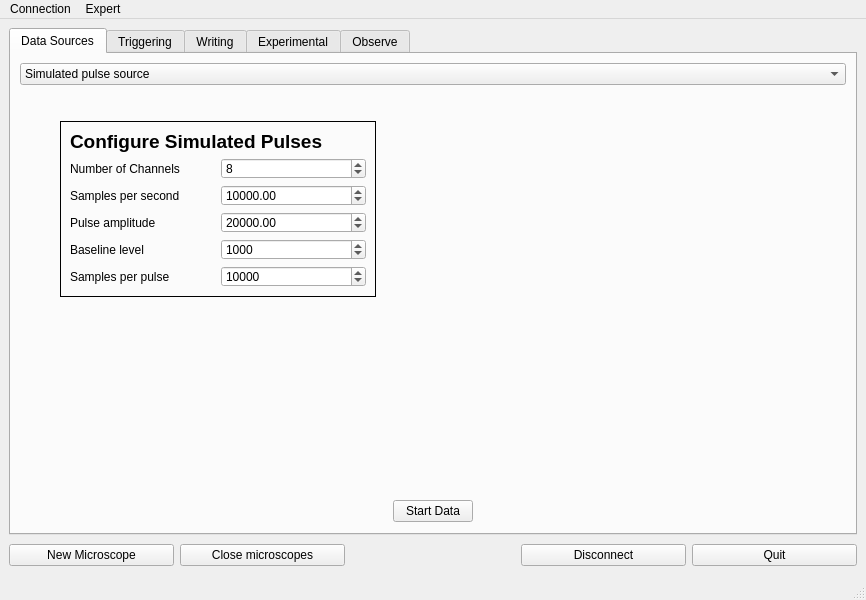
The window that dc.ui (usnistgov/dastardcommander) describes before a commit, drawn with Qt 5.
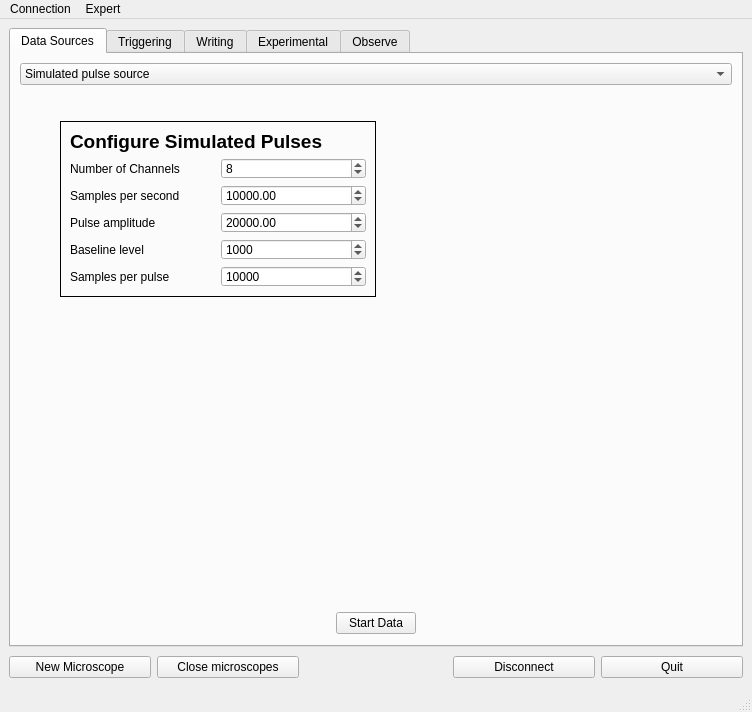
The same window after the commit. Icons and pictures are not drawn.

Commit message: Quick select buttons for noise, pulse or auto data

The edit to the form file:
```diff
--- a/dc.ui
+++ b/dc.ui
@@ -6,8 +6,8 @@
    <rect>
     <x>0</x>
     <y>0</y>
-    <width>866</width>
-    <height>600</height>
+    <width>752</width>
+    <height>712</height>
    </rect>
   </property>
   <property name="windowTitle">
@@ -778,7 +778,7 @@
     <rect>
      <x>0</x>
      <y>0</y>
-     <width>866</width>
+     <width>752</width>
      <height>22</height>
     </rect>
    </property>
```
Left out of the diff: 4 changed lines with no effect on the pictures. The commit also changes 3 other files.
